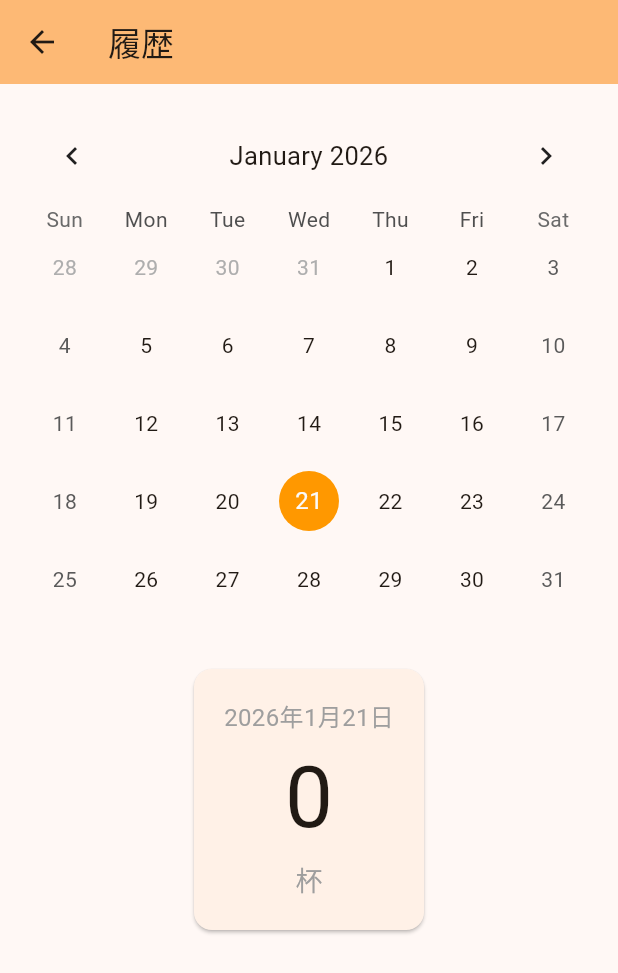
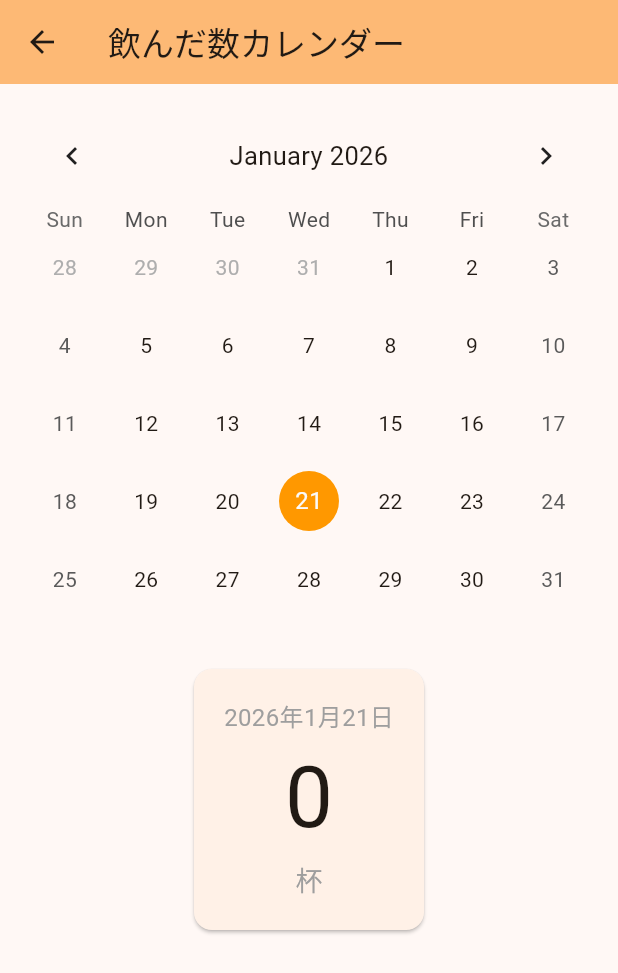
Before and after one commit to maruaki101/mobile_flutter_dayon, a Flutter app: the screen it shows after launch, after a tap on "履歴", on a phone screen of 412 x 824 dp. Shown: the top 973 px of the screen. Run offline on Flutter 3.47's test engine with Material 3 defaults, Android fonts, the phone set to English and light mode, and no system bars; drawn by our look-alikes of table_calendar; our stand-ins replace shared_preferences.

Commit message:
仕様書UI更新

```diff
--- a/sakestop/lib/calendar_screen.dart
+++ b/sakestop/lib/calendar_screen.dart
@@ -39,7 +39,7 @@ class _CalendarHistoryScreenState extends State<CalendarHistoryScreen> {
     return Scaffold(
       appBar: AppBar(
         backgroundColor: Theme.of(context).colorScheme.inversePrimary,
-        title: const Text('履歴'),
+        title: const Text('飲んだ数カレンダー'),
       ),
       body: SingleChildScrollView(
         child: Padding(
```
Also changed, not shown: 1 other file.
